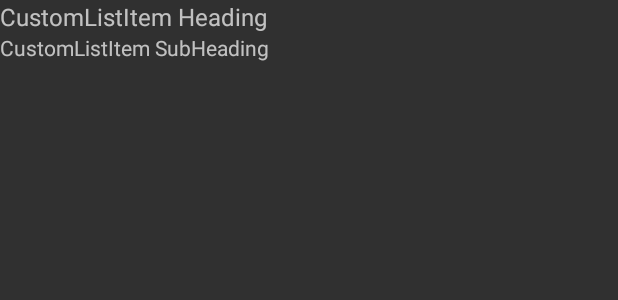
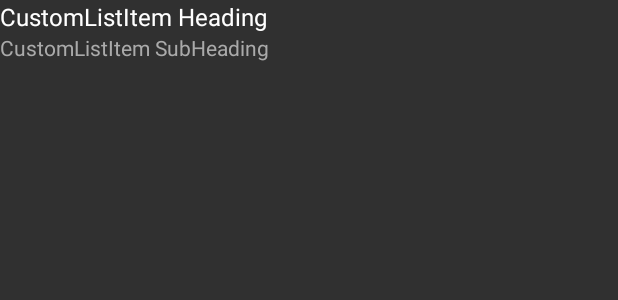
Before and after one commit to Frexom/ArjenSimulathor, an Android app: the layout history_list_item.xml on its own in the app's theme, with its tools: preview values and no code run, on a phone screen of 412 x 824 dp. Shown: the top 300 px of the screen. Run offline under Robolectric (Android 15) with nearby library versions, the phone set to English and light mode, and no system bars.

Commit message:
Fixed colors

```diff
--- a/app/src/main/java/quoi/feur/arjensimulathor/MainActivity.kt
+++ b/app/src/main/java/quoi/feur/arjensimulathor/MainActivity.kt
@@ -19,6 +19,8 @@ class MainActivity : AppCompatActivity() {
         viewPager2 = findViewById(R.id.viewpager)
         viewPagerAdapter = ViewPagerAdapter(this)
         viewPager2.adapter = viewPagerAdapter
+
+        android.R.layout.simple_list_item_1
 
         tabLayout.addOnTabSelectedListener(object: TabLayout.OnTabSelectedListener{
             override fun onTabSelected(tab: TabLayout.Tab?) {
--- a/app/src/main/java/quoi/feur/arjensimulathor/fragments/HomeFragment.kt
+++ b/app/src/main/java/quoi/feur/arjensimulathor/fragments/HomeFragment.kt
@@ -43,7 +43,7 @@ class HomeFragment : Fragment() {
         val amount = view.findViewById<EditText>(R.id.expenseAmount)
 
         val roller = view.findViewById<Spinner>(R.id.expensePerson)
-        val personsAdapter = ArrayAdapter(requireActivity().applicationContext, android.R.layout.simple_list_item_1, arrayOf("Bouéfoubi", "Gobi"))
+        val personsAdapter = ArrayAdapter(requireActivity().applicationContext, R.layout.spinner_item, arrayOf("Bouéfoubi", "Gobi"))
         roller.adapter = personsAdapter
 
         checkWhoIsRicher(view)
--- a/app/src/main/res/layout/fragment_history.xml
+++ b/app/src/main/res/layout/fragment_history.xml
@@ -28,6 +28,8 @@
         android:layout_height="662dp"
         android:layout_marginTop="30dp"
         android:background="@color/black"
+        android:divider="@color/black"
+        android:dividerHeight="5dp"
         app:layout_constraintBottom_toBottomOf="parent"
         app:layout_constraintEnd_toEndOf="parent"
         app:layout_constraintStart_toStartOf="parent"
--- a/app/src/main/res/layout/history_list_item.xml
+++ b/app/src/main/res/layout/history_list_item.xml
@@ -13,12 +13,14 @@
         android:layout_height="wrap_content"
         android:gravity="center"
         android:text="CustomListItem Heading"
+        android:textColor="@color/white"
         android:textSize="16sp" />
 
     <TextView
         android:id="@+id/historySubHeading"
         android:layout_width="wrap_content"
         android:layout_height="wrap_content"
-        android:text="CustomListItem SubHeading" />
+        android:text="CustomListItem SubHeading"
+        android:textColor="@color/grey"/>
 
 </LinearLayout>
```
Also changed, not shown: app/src/main/res/layout/spinner_item.xml (added, +12 -0 lines).
